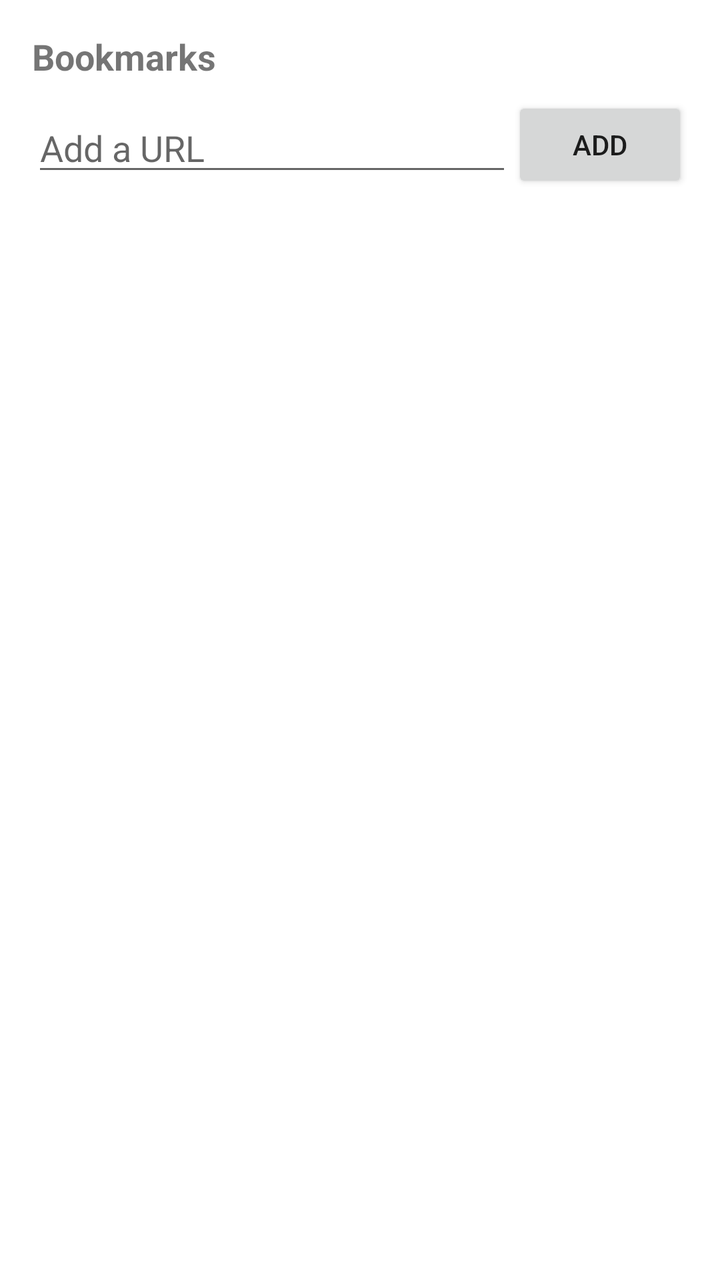
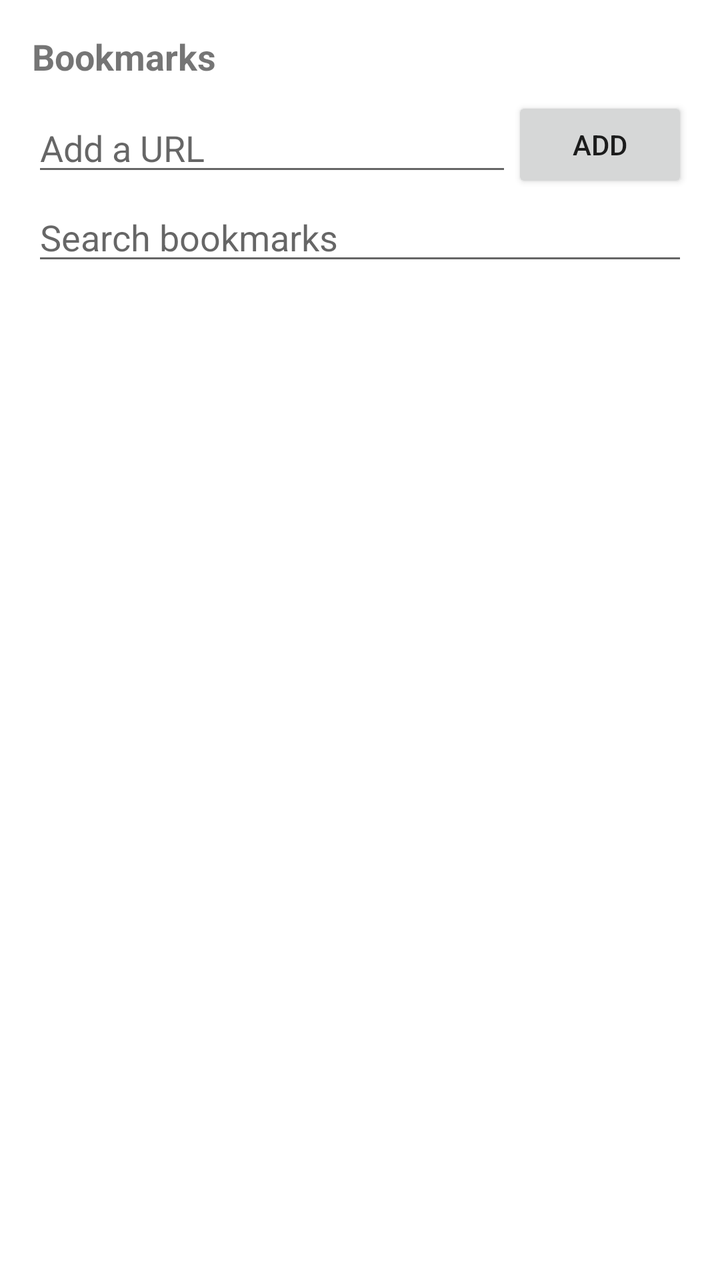

An Android layout rendered at two revisions. The XML below is the earlier revision; the diff shows what the commit changed to produce the second picture.
<!-- AndroidManifest.xml: application theme Theme.CookiesExtractor -->
<!-- res/layout/dialog_bookmarks.xml -->
<?xml version="1.0" encoding="utf-8"?>
<LinearLayout xmlns:android="http://schemas.android.com/apk/res/android"
    android:layout_width="match_parent"
    android:layout_height="wrap_content"
    android:orientation="vertical"
    android:padding="16dp">

    <TextView
        android:layout_width="match_parent"
        android:layout_height="wrap_content"
        android:paddingBottom="8dp"
        android:text="@string/bookmarks_title"
        android:textSize="18sp"
        android:textStyle="bold" />

    
    <LinearLayout
        android:layout_width="match_parent"
        android:layout_height="wrap_content"
        android:gravity="center_vertical"
        android:orientation="horizontal">

        <EditText
            android:id="@+id/bm_url_input"
            android:layout_width="0dp"
            android:layout_height="wrap_content"
            android:layout_weight="1"
            android:hint="@string/bm_url_hint"
            android:imeOptions="actionDone"
            android:inputType="textUri"
            android:maxLines="1" />

        <Button
            android:id="@+id/bm_add"
            android:layout_width="wrap_content"
            android:layout_height="wrap_content"
            android:text="@string/bm_add" />
    </LinearLayout>

    <TextView
        android:id="@+id/bookmarks_empty"
        android:layout_width="match_parent"
        android:layout_height="wrap_content"
        android:gravity="center"
        android:padding="16dp"
        android:text="@string/bookmarks_empty"
        android:visibility="gone" />

    <androidx.core.widget.NestedScrollView
        android:layout_width="match_parent"
        android:layout_height="wrap_content">

        <LinearLayout
            android:id="@+id/bookmarks_list"
            android:layout_width="match_parent"
            android:layout_height="wrap_content"
            android:orientation="vertical" />

    </androidx.core.widget.NestedScrollView>

</LinearLayout>
<!-- resources referenced by this layout -->
<resources>
  <string name="bm_add">Add</string>
  <string name="bm_url_hint">Add a URL</string>
  <string name="bookmarks_empty">No bookmarks saved</string>
  <string name="bookmarks_title">Bookmarks</string>
  <style name="Theme.CookiesExtractor" parent="Theme.MaterialComponents.DayNight.NoActionBar" />
</resources>

<!-- the commit's change to res/layout/dialog_bookmarks.xml (unified diff, before → after) -->
@@ -37,13 +37,22 @@
             android:text="@string/bm_add" />
     </LinearLayout>
 
+    
+    <EditText
+        android:id="@+id/bm_search"
+        android:layout_width="match_parent"
+        android:layout_height="wrap_content"
+        android:hint="@string/bm_search_hint"
+        android:imeOptions="actionSearch"
+        android:inputType="text"
+        android:maxLines="1" />
+
     <TextView
         android:id="@+id/bookmarks_empty"
         android:layout_width="match_parent"
         android:layout_height="wrap_content"
         android:gravity="center"
         android:padding="16dp"
-        android:text="@string/bookmarks_empty"
         android:visibility="gone" />
 
     <androidx.core.widget.NestedScrollView
<!-- resource entries referenced after the edit -->
@@ -1,8 +1,8 @@
 <!-- resources referenced by this layout -->
 <resources>
   <string name="bm_add">Add</string>
+  <string name="bm_search_hint">Search bookmarks</string>
   <string name="bm_url_hint">Add a URL</string>
-  <string name="bookmarks_empty">No bookmarks saved</string>
   <string name="bookmarks_title">Bookmarks</string>
   <style name="Theme.CookiesExtractor" parent="Theme.MaterialComponents.DayNight.NoActionBar" />
 </resources>
